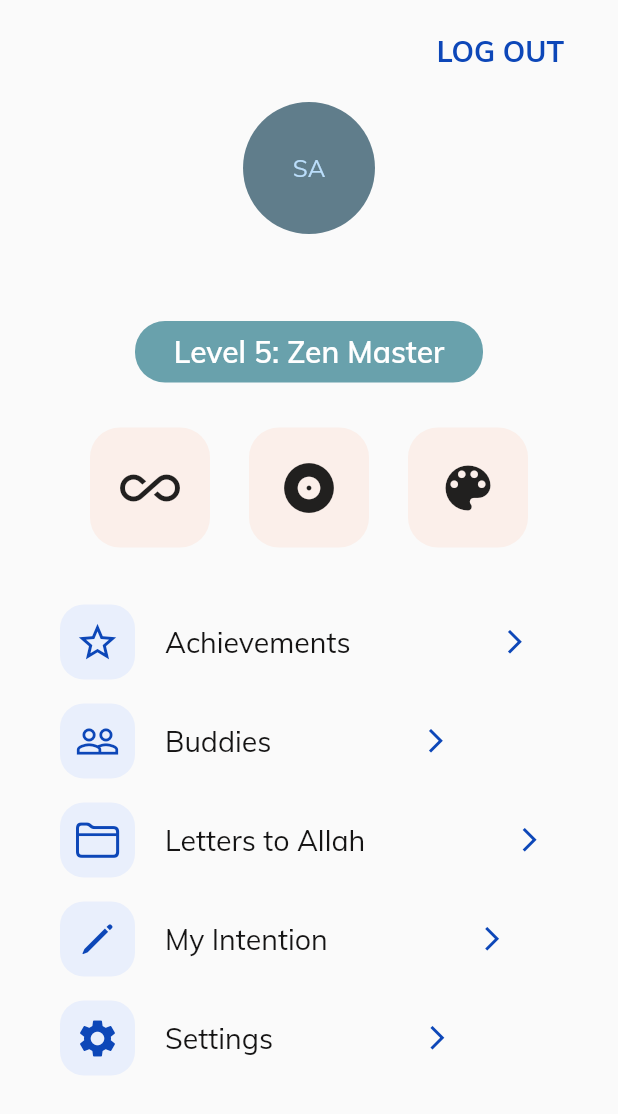
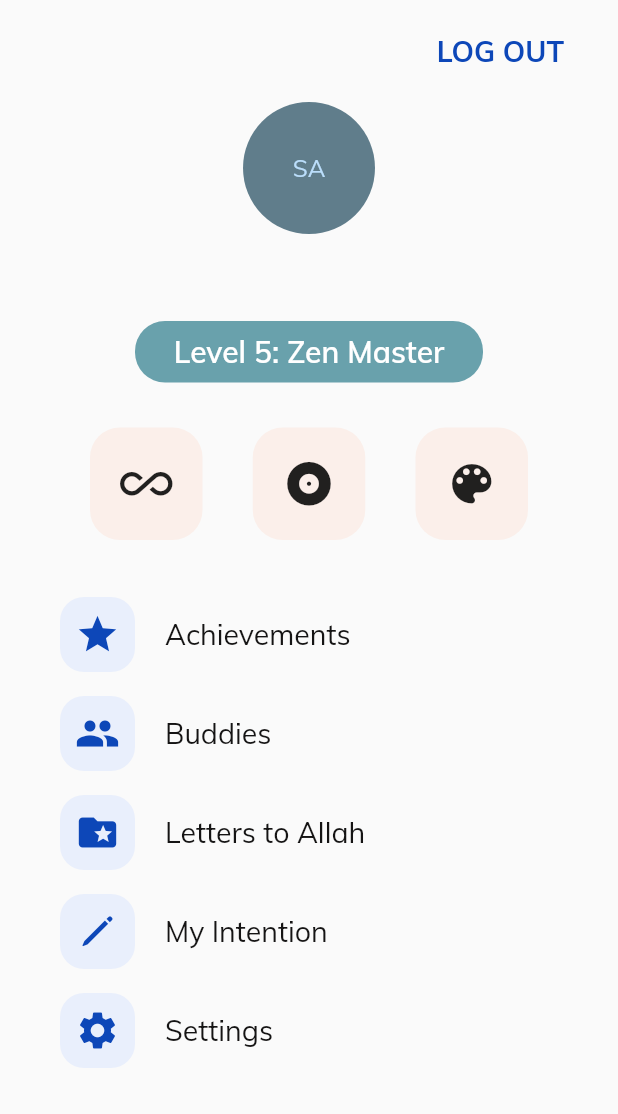
Before and after one commit to suadolaps/rememberme-flutter, a Flutter app: the ProfileOverview screen opened directly with empty values, on a phone screen of 412 x 824 dp. Shown: the top 1114 px of the screen. Run offline on Flutter 3.47's test engine with Material 2 defaults, Android fonts, the light colour scheme and no system bars; our stand-ins replace bloc, email_validator, equatable, flutter_bloc, geolocator, sqflite; accounts and stored records are empty.

Commit message:
Updated profile overview page

```diff
--- a/lib/screens/menu/profile/profile_overview.dart
+++ b/lib/screens/menu/profile/profile_overview.dart
@@ -92,19 +92,19 @@ class ProfileOverview extends StatelessWidget {
                     Badge(
                       icon: Icon(
                         Icons.all_inclusive,
-                        size: 40.0,
+                        size: 35.0,
                       ),
                     ),
                     Badge(
                       icon: Icon(
                         Icons.album,
-                        size: 40.0,
+                        size: 35.0,
                       ),
                     ),
                     Badge(
                       icon: Icon(
                         Icons.color_lens,
-                        size: 40.0,
+                        size: 35.0,
                       ),
                     ),
                   ],
@@ -114,21 +114,21 @@ class ProfileOverview extends StatelessWidget {
                 ProfileSubMenu(
                   menuTitle: 'Achievements',
                   onPressed: (){},
-                  icon: Icon(Icons.star_border,
+                  icon: Icon(Icons.star,
                     color: kPrimaryBlue,
                     size: 30.0,),
                 ),
                 ProfileSubMenu(
                   menuTitle: 'Buddies',
                   onPressed: (){},
-                  icon: Icon(Icons.people_outline,
+                  icon: Icon(Icons.people,
                     color: kPrimaryBlue,
                     size: 30.0,),
                 ),
                 ProfileSubMenu(
                   menuTitle: 'Letters to Allah',
                   onPressed: (){},
-                  icon: Icon(CupertinoIcons.folder,
+                  icon: Icon(Icons.folder_special,
                     color: kPrimaryBlue,
                     size: 30.0,),
                 ),
--- a/lib/widgets/profile_sub_menu.dart
+++ b/lib/widgets/profile_sub_menu.dart
@@ -42,12 +42,6 @@ class ProfileSubMenu extends StatelessWidget {
                 ),
               ),
             ),
-            Padding(
-              padding: const EdgeInsets.only(left: 40.0),
-              child: Icon(Icons.arrow_forward_ios,
-                size: 19.0,
-                color: kPrimaryBlue,),
-            )
           ],
         ),
       ),
```
